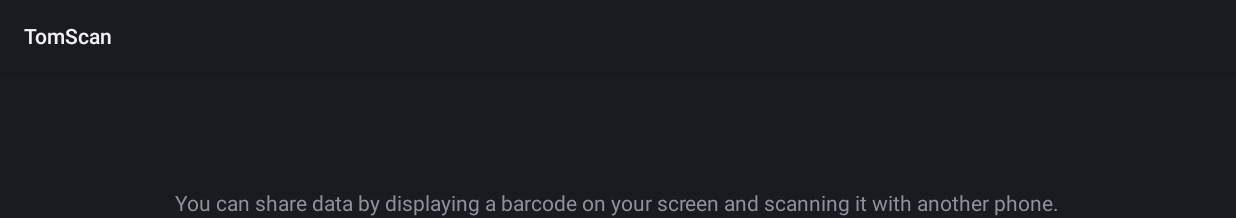
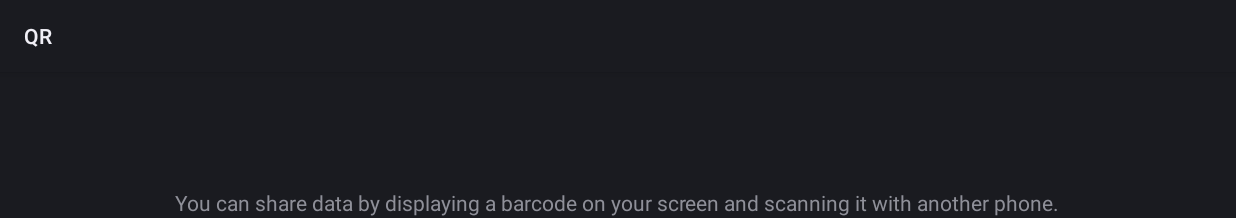
Before and after one commit to linuxgg/BarScanner, an Android app: the screen it shows after launch (ShareActivity), after a tap on "SHARE", on a phone screen of 824 x 412 dp (held sideways). Shown: the top 218 px of the screen. Run offline under Robolectric (Android 15) with nearby library versions, the phone set to English and light mode, and no system bars.

Commit message:
update app name

```diff
--- a/app/src/main/res/values/strings.xml
+++ b/app/src/main/res/values/strings.xml
@@ -15,7 +15,7 @@
  limitations under the License.
  -->
 <resources>
-  <string name="app_name">TomScan</string>
+    <string name="app_name">QR</string>
     <string name="app_picker_name">Applications</string>
     <string name="bookmark_picker_name">Bookmarks</string>
     <string name="button_add_calendar">Add to calendar</string>
```
Lines whose indentation alone changed are shown as unchanged.
